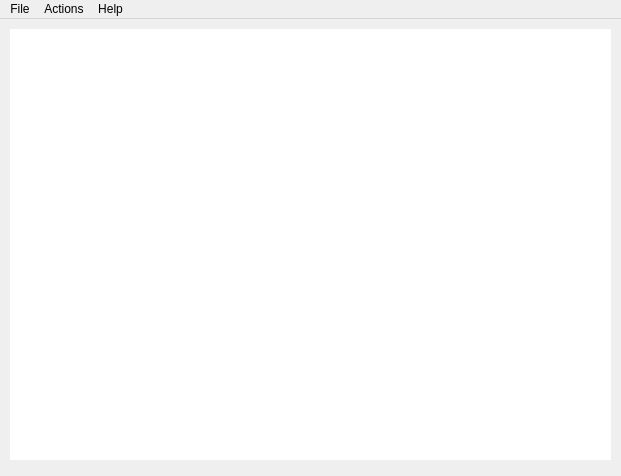
First picture: the form in src/highscore.ui, repository plaatsoft/plaatscore, before the edit.
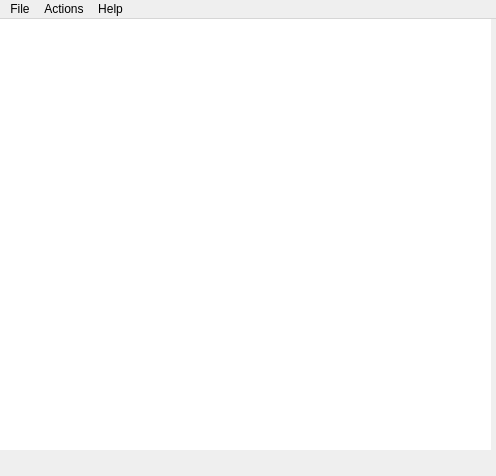
Second picture: the form after the edit.

Commit message: Improve table layout

```diff
--- a/src/highscore.ui
+++ b/src/highscore.ui
@@ -6,7 +6,7 @@
    <rect>
     <x>0</x>
     <y>0</y>
-    <width>621</width>
+    <width>496</width>
     <height>476</height>
    </rect>
   </property>
@@ -17,9 +17,9 @@
    <widget class="QTableWidget" name="tableWidget">
     <property name="geometry">
      <rect>
-      <x>10</x>
-      <y>10</y>
-      <width>601</width>
+      <x>0</x>
+      <y>0</y>
+      <width>491</width>
       <height>431</height>
      </rect>
     </property>
@@ -48,7 +48,7 @@
     <rect>
      <x>0</x>
      <y>0</y>
-     <width>621</width>
+     <width>496</width>
      <height>20</height>
     </rect>
    </property>
```
The commit also changes 7 other files.
